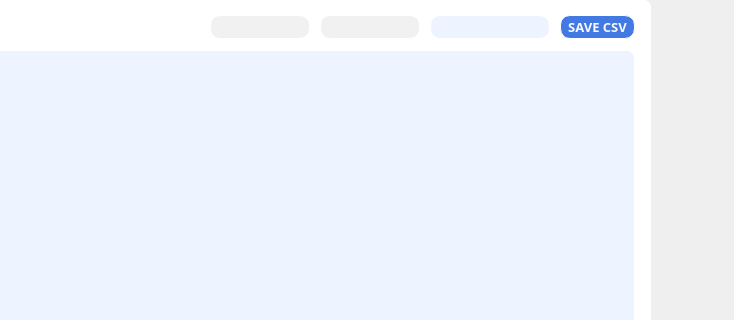
sodinfeliz/ai-assistant-tools, file GUI/widget_palm.ui: the form before one commit; both pictures show x 503 to 1237 and y 0 to 320 of the 1237 by 937 pixel window.
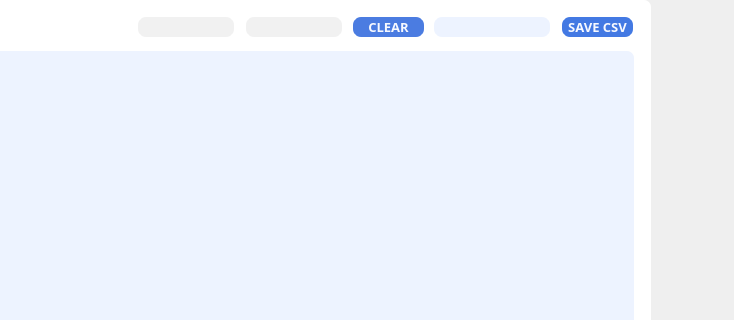
The form after the commit. Icons and pictures are not drawn.

Commit message:
FEAT: Add new crop feature.
Select crop mode to add or remove the crop windows. Press Shift + Right_Click to remove the windows. Adding crop windows by dragging the cursor. Also add `clear` button to remove all the crop windows.

Diff of the .ui file:
```diff
--- a/GUI/widget_palm.ui
+++ b/GUI/widget_palm.ui
@@ -274,9 +274,9 @@
    <widget class="QGroupBox" name="groupBox_2">
     <property name="geometry">
      <rect>
-      <x>703</x>
+      <x>583</x>
       <y>9</y>
-      <width>441</width>
+      <width>561</width>
       <height>38</height>
      </rect>
     </property>
@@ -292,7 +292,7 @@
      </property>
      <property name="geometry">
       <rect>
-       <x>10</x>
+       <x>56</x>
        <y>6</y>
        <width>100</width>
        <height>24</height>
@@ -306,7 +306,7 @@
      </property>
      <property name="styleSheet">
       <string notr="true">QLineEdit {
-	border: 1px solid white;
+	border: 2px solid white;
 	border-radius: 10px;
 	background-color: #F1F1F1;
 	padding-bottom: 1px;
@@ -325,7 +325,7 @@
      </property>
      <property name="geometry">
       <rect>
-       <x>120</x>
+       <x>164</x>
        <y>6</y>
        <width>100</width>
        <height>24</height>
@@ -339,7 +339,7 @@
      </property>
      <property name="styleSheet">
       <string notr="true">QLineEdit {
-	border: 1px solid white;
+	border: 2px solid white;
 	border-radius: 10px;
 	background-color: #F1F1F1;
 	padding-bottom: 1px;
@@ -356,7 +356,7 @@
     <widget class="QLabel" name="info_display">
      <property name="geometry">
       <rect>
-       <x>230</x>
+       <x>352</x>
        <y>6</y>
        <width>120</width>
        <height>24</height>
@@ -370,7 +370,7 @@
      </property>
      <property name="styleSheet">
       <string notr="true">background-color: #EDF3FF;
-border: 1px solid white;
+border: 2px solid white;
 border-radius: 10px;
 padding-bottom: 1px;</string>
      </property>
@@ -387,7 +387,7 @@
      </property>
      <property name="geometry">
       <rect>
-       <x>360</x>
+       <x>480</x>
        <y>6</y>
        <width>75</width>
        <height>24</height>
@@ -405,7 +405,7 @@
       <string notr="true">QPushButton {
 	background-color: #4379E3;
 	color: #F7F9FF;
-	border: 1px solid white;
+	border: 2px solid white;
 	border-radius: 10px;
 	padding-bottom: 1px;
 }
@@ -417,6 +417,42 @@
       <string>SAVE CSV</string>
      </property>
     </widget>
+    <widget class="QPushButton" name="pb_clear_crop">
+     <property name="enabled">
+      <bool>true</bool>
+     </property>
+     <property name="geometry">
+      <rect>
+       <x>271</x>
+       <y>6</y>
+       <width>75</width>
+       <height>24</height>
+      </rect>
+     </property>
+     <property name="font">
+      <font>
+       <family>Tw Cen MT Condensed</family>
+       <pointsize>10</pointsize>
+       <weight>75</weight>
+       <bold>true</bold>
+      </font>
+     </property>
+     <property name="styleSheet">
+      <string notr="true">QPushButton {
+	background-color: #4B7CE1;
+	color: #F7F9FF;
+	border: 2px solid white;
+	border-radius: 10px;
+	padding-bottom: 1px;
+}
+QPushButton:pressed {
+	margin: 1 1 1 1;
+}</string>
+     </property>
+     <property name="text">
+      <string>CLEAR</string>
+     </property>
+    </widget>
    </widget>
    <widget class="QPushButton" name="pb_select_mode">
     <property name="enabled">
@@ -439,7 +475,8 @@
 QPushButton:pressed{
 	margin: 1 1 1 1;
 	outline: 0;
-}</string>
+}
+</string>
     </property>
     <property name="text">
      <string/>
@@ -468,12 +505,18 @@
      <string notr="true">QPushButton {
 	border: None;
 	border-radius: 5px;
-	background-color: #F2F5FB;
 }
+
 QPushButton:pressed{
 	margin: 1 1 1 1;
 	outline: 0;
-}</string>
+}
+
+QPushButton:hover {
+	background-color: #EDF3FF;
+}
+
+</string>
     </property>
     <property name="text">
      <string/>
```
The commit also changes 4 other files.
